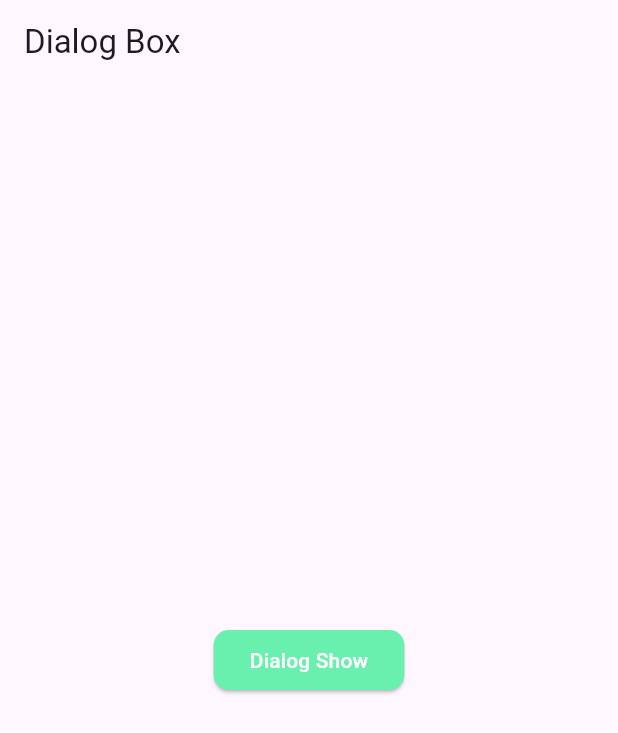
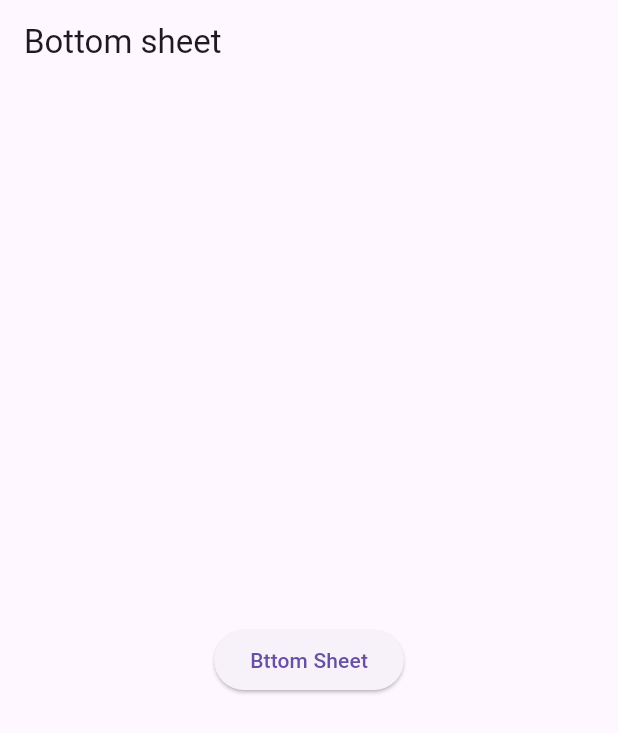
Before and after one commit to zakir1999/GETx, a Flutter app: the screen it shows after launch, on a phone screen of 412 x 824 dp. Shown: the top 733 px of the screen. Run offline on Flutter 3.47's test engine with Material 3 defaults, Android fonts, the phone set to English and light mode, and no system bars; our stand-ins replace get; missing offline and left inert: raised_buttons.

Commit message:
Bottom sheet with theme with colour change property

```diff
--- /dev/null
+++ b/lib/Packages/bottom.dart
@@ -0,0 +1,62 @@
+import 'package:flutter/material.dart';
+import 'package:get/get.dart';
+
+class bottomsheet extends StatelessWidget {
+  const bottomsheet({super.key});
+
+  @override
+  Widget build(BuildContext context) {
+    return GetMaterialApp(
+      title:"Bottom Sheet",
+      home: Scaffold(
+        appBar: AppBar(title: Text("Bottom sheet"),),
+        body: Center(
+          child: Column(
+            mainAxisAlignment: MainAxisAlignment.center,
+            crossAxisAlignment: CrossAxisAlignment.center,
+            children: [
+              ElevatedButton(onPressed: (){
+                Get.bottomSheet(
+                  Container(
+                    child: Wrap(
+                      children: <Widget>[
+                        ListTile(
+                          leading: Icon(Icons.wb_sunny_outlined),
+                          title:Text("Light Theme"),
+                          onTap: ()=>{
+                            Get.changeTheme(ThemeData.light()),
+                          },
+                        ),
+                        ListTile(
+                          leading: Icon(Icons.wb_sunny),
+                          title:Text("Dark Theme"),
+                          onTap: ()=>{
+                            Get.changeTheme(ThemeData.dark()),
+                          },
+                        )
+                      ],
+                    ),
+                  ),
+                  barrierColor: Colors.grey,
+                  backgroundColor: Colors.purple,
+                  // isDismissible: false,
+                  shape: RoundedRectangleBorder(
+                    borderRadius: BorderRadius.circular(10.0),
+                    side: BorderSide(
+                      color: Colors.grey.shade400,
+                      style: BorderStyle.solid,
+                      width: 2.0,
+                    ),
+                  ),
+                  enableDrag: false,
+
+                );
+
+              }, child: Text("Bttom Sheet"))
+            ],
+          ),
+        ),
+      ),
+    );
+  }
+}
--- a/lib/main.dart
+++ b/lib/main.dart
@@ -1,4 +1,5 @@
 import 'package:flutter/material.dart';
+import 'package:getx/Packages/bottom.dart';
 import 'package:getx/Packages/dialog.dart';
 
 import 'Packages/showing snackbar.dart';
@@ -19,7 +20,7 @@ class MyApp extends StatelessWidget {
         colorScheme: ColorScheme.fromSeed(seedColor: Colors.deepPurple),
         useMaterial3: true,
       ),
-      home: dialog(),
+      home:bottomsheet(),
     );
   }
 }
```
